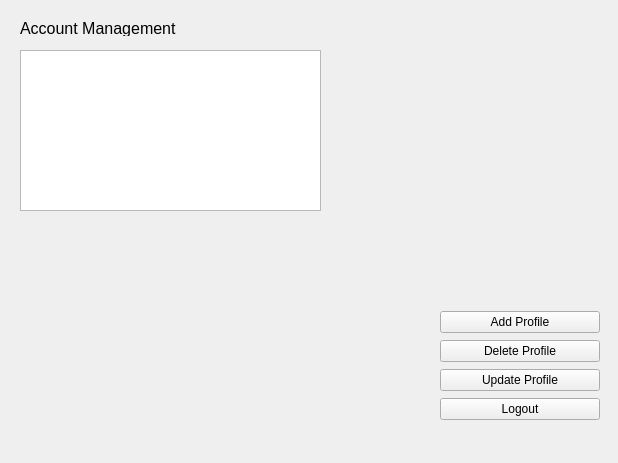
This is ui_folder/accountManager.ui in qh-teo/lalapass as Qt 5 draws it before an edit. The edited form follows.
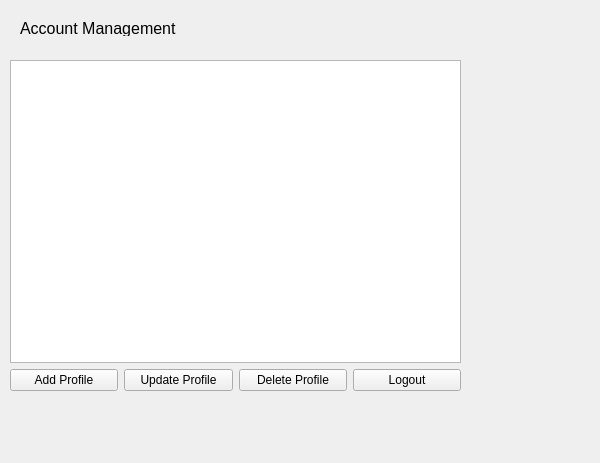
This is the edited form.

Commit message: Added update profile page

What changed in the file:
```diff
--- a/ui_folder/accountManager.ui
+++ b/ui_folder/accountManager.ui
@@ -6,53 +6,13 @@
    <rect>
     <x>0</x>
     <y>0</y>
-    <width>618</width>
+    <width>600</width>
     <height>463</height>
    </rect>
   </property>
   <property name="windowTitle">
    <string>Form</string>
   </property>
-  <widget class="QWidget" name="verticalLayoutWidget">
-   <property name="geometry">
-    <rect>
-     <x>440</x>
-     <y>310</y>
-     <width>160</width>
-     <height>112</height>
-    </rect>
-   </property>
-   <layout class="QVBoxLayout" name="verticalLayout">
-    <item>
-     <widget class="QPushButton" name="addProfileButton">
-      <property name="text">
-       <string>Add Profile</string>
-      </property>
-     </widget>
-    </item>
-    <item>
-     <widget class="QPushButton" name="deleteProfileButton">
-      <property name="text">
-       <string>Delete Profile</string>
-      </property>
-     </widget>
-    </item>
-    <item>
-     <widget class="QPushButton" name="updateProfileButton">
-      <property name="text">
-       <string>Update Profile</string>
-      </property>
-     </widget>
-    </item>
-    <item>
-     <widget class="QPushButton" name="pushButton_3">
-      <property name="text">
-       <string>Logout</string>
-      </property>
-     </widget>
-    </item>
-   </layout>
-  </widget>
   <widget class="QLabel" name="label">
    <property name="geometry">
     <rect>
@@ -72,18 +32,57 @@
     <string>Account Management</string>
    </property>
   </widget>
-  <widget class="QWidget" name="horizontalLayoutWidget">
+  <widget class="QWidget" name="verticalLayoutWidget">
    <property name="geometry">
     <rect>
-     <x>20</x>
-     <y>50</y>
-     <width>301</width>
-     <height>161</height>
+     <x>10</x>
+     <y>60</y>
+     <width>451</width>
+     <height>331</height>
     </rect>
    </property>
-   <layout class="QHBoxLayout" name="horizontalLayout">
+   <layout class="QVBoxLayout" name="verticalLayout">
     <item>
-     <widget class="QTableView" name="tableView"/>
+     <widget class="QTableView" name="profileView">
+      <property name="editTriggers">
+       <set>QAbstractItemView::DoubleClicked</set>
+      </property>
+      <property name="alternatingRowColors">
+       <bool>true</bool>
+      </property>
+     </widget>
+    </item>
+    <item>
+     <layout class="QHBoxLayout" name="horizontalLayout">
+      <item>
+       <widget class="QPushButton" name="addProfileButton">
+        <property name="text">
+         <string>Add Profile</string>
+        </property>
+       </widget>
+      </item>
+      <item>
+       <widget class="QPushButton" name="updateProfileButton">
+        <property name="text">
+         <string>Update Profile</string>
+        </property>
+       </widget>
+      </item>
+      <item>
+       <widget class="QPushButton" name="deleteProfileButton">
+        <property name="text">
+         <string>Delete Profile</string>
+        </property>
+       </widget>
+      </item>
+      <item>
+       <widget class="QPushButton" name="logoutButton">
+        <property name="text">
+         <string>Logout</string>
+        </property>
+       </widget>
+      </item>
+     </layout>
     </item>
    </layout>
   </widget>
```
The commit also changes 4 other files.
